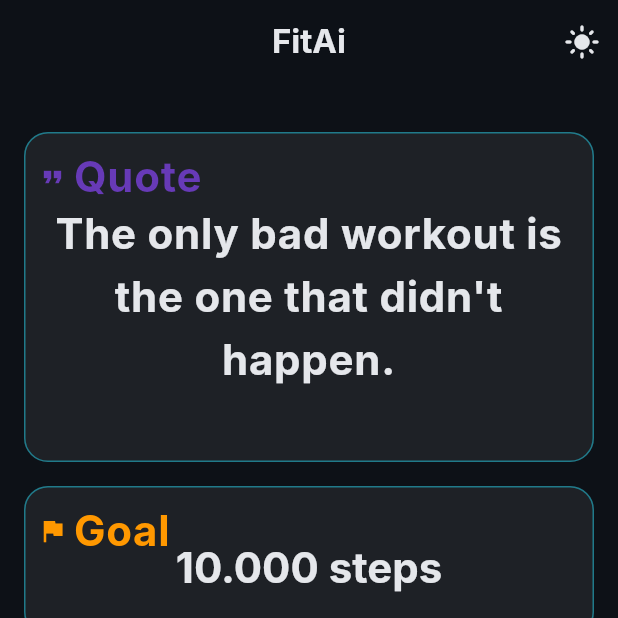
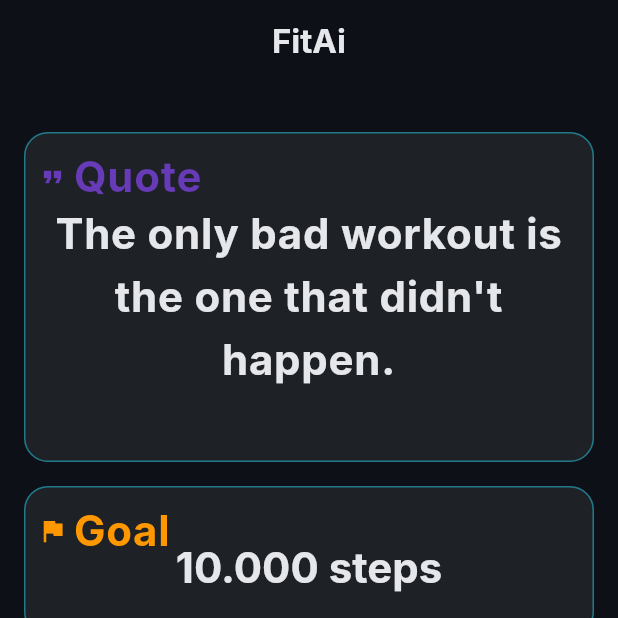
Before and after one commit to x2oreo/FitAI, a Flutter app: the screen it shows after launch, after a tap on "Continue with Google", on a phone screen of 412 x 824 dp, the top half of it. Run offline on Flutter 3.47's test engine with Material 3 defaults, Android fonts, the phone set to English and light mode, and no system bars; our stand-ins replace cloud_firestore, firebase_auth, firebase_core, google_sign_in, shared_preferences; accounts and stored records are empty; Roboto replaces fonts that are missing (Inter).

Commit message:
fet: homepage

```diff
--- a/FITAI/lib/main.dart
+++ b/FITAI/lib/main.dart
@@ -1,12 +1,9 @@
 import 'package:flutter/material.dart';
-import 'package:hk11/pages/home_page.dart';
-import 'package:hk11/pages/onboarding.dart';
 import 'package:hk11/theme/theme_provider.dart';
 import 'package:provider/provider.dart';
 import 'package:hk11/pages/view.dart';
 import 'package:firebase_core/firebase_core.dart';
 import 'firebase_options.dart';
-import 'package:hk11/navigation/app_shell.dart'; // Add this import
 
 void main() async {
   // Ensure Flutter is initialized
--- a/FITAI/lib/navigation/app_shell.dart
+++ b/FITAI/lib/navigation/app_shell.dart
@@ -2,12 +2,8 @@
 
 import 'package:flutter/material.dart';
 import 'package:hk11/pages/profile_page_.dart';
-import 'package:provider/provider.dart';
-import '../theme/theme_provider.dart';
 import '../pages/home_page.dart';
 import '../pages/chat_page.dart';
-import '../pages/workout_page.dart';
-import '../pages/meal_page.dart';
 
 class AppShell extends StatefulWidget {
   const AppShell({super.key});
@@ -49,7 +45,6 @@ class _AppShellState extends State<AppShell> {
 
   @override
   Widget build(BuildContext context) {
-    final themeProvider = Provider.of<ThemeProvider>(context);
     final theme = Theme.of(context);
 
     return Scaffold(
--- a/FITAI/lib/pages/chat_page.dart
+++ b/FITAI/lib/pages/chat_page.dart
@@ -1,6 +1,4 @@
 import 'package:flutter/material.dart';
-import 'package:provider/provider.dart';
-import '../theme/theme_provider.dart';
 
 class ChatPage extends StatelessWidget {
   const ChatPage({Key? key}) : super(key: key);
--- a/FITAI/lib/pages/home_page.dart
+++ b/FITAI/lib/pages/home_page.dart
@@ -1,6 +1,6 @@
 import 'package:flutter/material.dart';
-import 'package:provider/provider.dart';
-import '../theme/theme_provider.dart';
+import 'package:firebase_auth/firebase_auth.dart'; // Add this import
+import 'package:cloud_firestore/cloud_firestore.dart'; // Add this import
 import '../services/quotes_service.dart';
 import 'workout_page.dart';
 import 'meal_page.dart';
@@ -14,13 +14,19 @@ class MyHomePage extends StatefulWidget {
 
 class _MyHomePageState extends State<MyHomePage> {
   final QuotesService _quotesService = QuotesService();
+  final FirebaseFirestore _firestore = FirebaseFirestore.instance; // Add Firestore instance
+  final FirebaseAuth _auth = FirebaseAuth.instance; // Add auth instance
+
   String _currentQuote = 'Loading quote...';
+  String _userGoal = 'Loading goal...'; // Add goal state variable
   bool _isLoading = true;
+  bool _isLoadingGoal = true; // Add loading state for goal
 
   @override
   void initState() {
     super.initState();
     _loadQuote();
+    _fetchUserGoal(); // Add goal fetching
   }
 
   Future<void> _loadQuote() async {
@@ -38,9 +44,41 @@ class _MyHomePageState extends State<MyHomePage> {
     }
   }
 
+  // Add method to fetch user goal
+  Future<void> _fetchUserGoal() async {
+    setState(() {
+      _isLoadingGoal = true;
+    });
+
+    try {
+      String userId = _auth.currentUser?.uid ?? 'anonymous_user';
+      DocumentSnapshot doc = await _firestore.collection('users').doc(userId).get();
+
+      if (doc.exists) {
+        Map<String, dynamic> userData = doc.data() as Map<String, dynamic>;
+        String goal = userData['goal'] ?? '10.000 steps';
+        setState(() {
+          _userGoal = goal;
+        });
+      } else {
+        setState(() {
+          _userGoal = '10.000 steps'; // Default value if no data
+        });
+      }
+    } catch (e) {
+      setState(() {
+        _userGoal = '10.000 steps'; // Default on error
+      });
+      print('Error fetching user goal: $e');
+    } finally {
+      setState(() {
+        _isLoadingGoal = false;
+      });
+    }
+  }
+
   @override
   Widget build(BuildContext context) {
-    final themeProvider = Provider.of<ThemeProvider>(context);
     final theme = Theme.of(context);
 
     return Scaffold(
@@ -50,19 +88,7 @@ class _MyHomePageState extends State<MyHomePage> {
         scrolledUnderElevation: 0,
         elevation: 0,
         title: Text('FitAi'),
-        actions: [
-          IconButton(
-            icon: Icon(
-              themeProvider.isDarkMode
-                  ? Icons.light_mode
-                  : Icons.dark_mode,
-            ),
-            onPressed: () {
-              themeProvider.toggleTheme();
-            },
-            tooltip: 'Toggle Theme',
-          ),
-        ],
+
       ),
       body: SingleChildScrollView(
         child: Padding(
@@ -164,14 +190,21 @@ class _MyHomePageState extends State<MyHomePage> {
                       child: Column(
                         mainAxisAlignment: MainAxisAlignment.center,
                         children: [
-
                           SizedBox(height: 8),
-                          Text(
-                            '10.000 steps',
-                            style: theme.textTheme.headlineLarge?.copyWith(
-                              fontSize: 28,
-                            ),
-                          ),
+                          _isLoadingGoal
+                            ? SizedBox(
+                                height: 24,
+                                width: 24,
+                                child: CircularProgressIndicator(
+                                  strokeWidth: 2,
+                                ),
+                              )
+                            : Text(
+                                _userGoal,
+                                style: theme.textTheme.headlineLarge?.copyWith(
+                                  fontSize: 28,
+                                ),
+                              ),
                         ],
                       ),
                     ),
--- a/FITAI/lib/pages/login_or_signup_page.dart
+++ b/FITAI/lib/pages/login_or_signup_page.dart
@@ -1,6 +1,4 @@
 import 'package:hk11/navigation/app_shell.dart';
-import 'package:hk11/pages/onboarding.dart';
-import 'package:hk11/pages/profile_page_.dart';
 import 'package:flutter/material.dart';
 import 'view.dart';
 
--- a/FITAI/lib/pages/onboarding.dart
+++ b/FITAI/lib/pages/onboarding.dart
@@ -2,7 +2,6 @@ import 'package:flutter/material.dart';
 import 'package:cloud_firestore/cloud_firestore.dart';
 import 'package:firebase_auth/firebase_auth.dart';
 import 'package:hk11/navigation/app_shell.dart';
-import 'package:hk11/pages/profile_page_.dart';
 
 class OnboardingPage extends StatefulWidget {
   @override
--- a/FITAI/lib/pages/signup_page.dart
+++ b/FITAI/lib/pages/signup_page.dart
@@ -1,6 +1,4 @@
 import 'package:hk11/navigation/app_shell.dart';
-import 'package:hk11/pages/onboarding.dart';
-import 'package:hk11/pages/profile_page_.dart';
 import 'package:flutter/material.dart';
 import 'package:firebase_auth/firebase_auth.dart';
 import 'package:cloud_firestore/cloud_firestore.dart';
```
